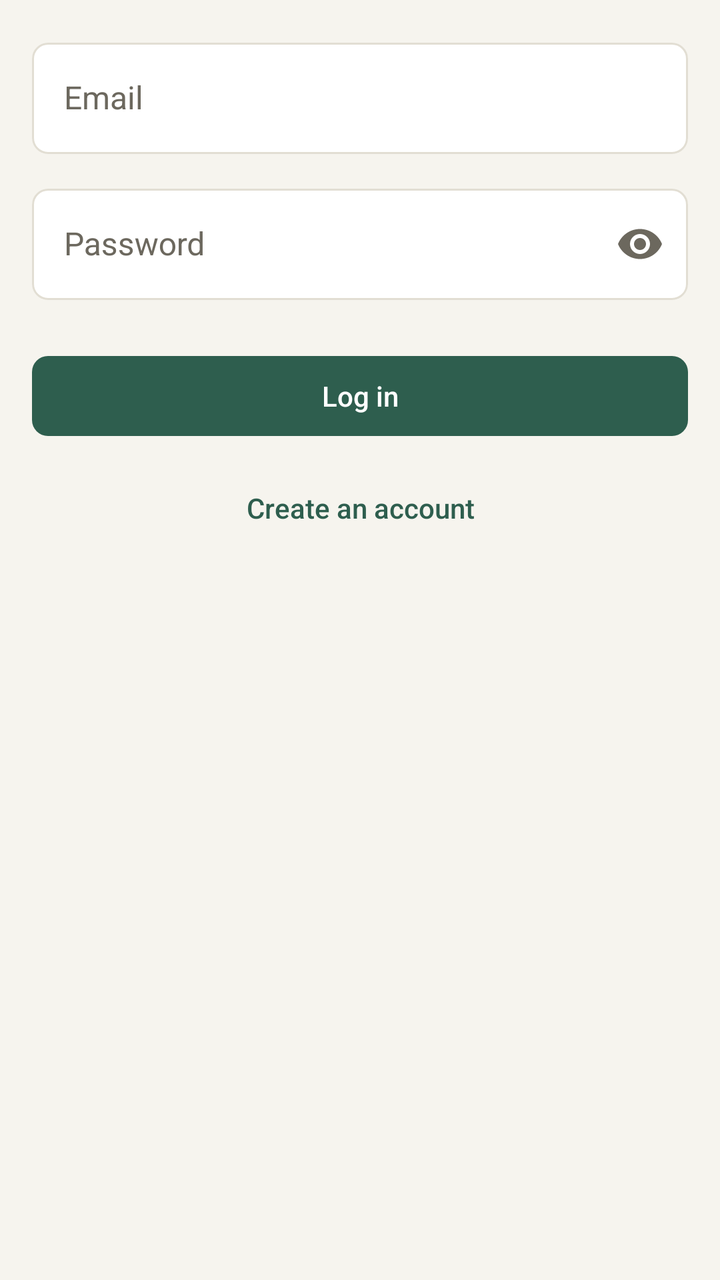
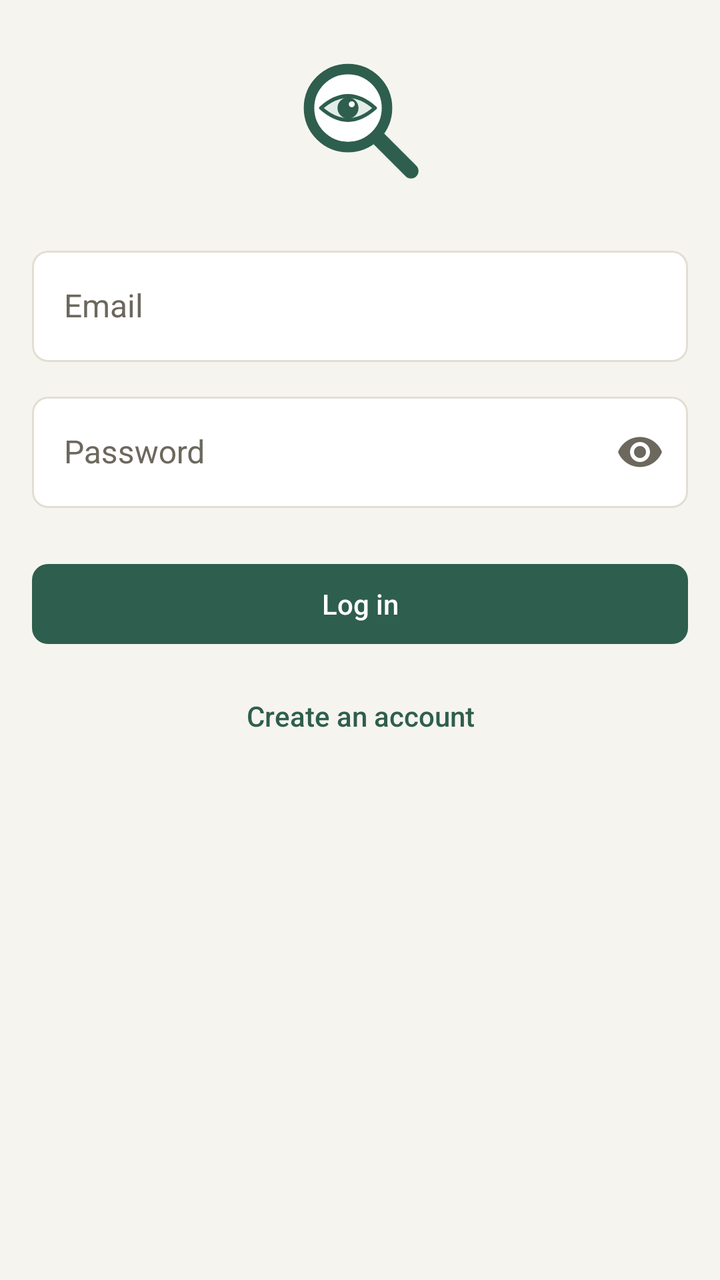

Before-and-after screenshots of an Android layout around one commit, followed by the original layout XML and the change that was made.
<!-- AndroidManifest.xml: application theme Theme.CampusFind -->
<!-- res/layout/fragment_login.xml -->
<?xml version="1.0" encoding="utf-8"?>
<ScrollView xmlns:android="http://schemas.android.com/apk/res/android"
    xmlns:app="http://schemas.android.com/apk/res-auto"
    android:layout_width="match_parent"
    android:layout_height="match_parent"
    android:background="@color/background"
    android:fillViewport="true">

    <LinearLayout
        android:layout_width="match_parent"
        android:layout_height="wrap_content"
        android:orientation="vertical"
        android:padding="@dimen/screen_margin">

        
        <LinearLayout
            android:id="@+id/verifyNotice"
            style="@style/Widget.CampusFind.Row"
            android:layout_width="match_parent"
            android:layout_height="wrap_content"
            android:layout_marginBottom="@dimen/space_4"
            android:orientation="vertical"
            android:visibility="gone">

            <TextView
                android:id="@+id/verifyNoticeText"
                android:layout_width="match_parent"
                android:layout_height="wrap_content"
                android:text="@string/verify_notice"
                android:textAppearance="@style/TextAppearance.CampusFind.Body" />

            <TextView
                android:id="@+id/verifyEmail"
                android:layout_width="match_parent"
                android:layout_height="wrap_content"
                android:layout_marginTop="@dimen/space_1"
                android:textAppearance="@style/TextAppearance.CampusFind.Small" />

            <com.google.android.material.button.MaterialButton
                android:id="@+id/iHaveVerifiedButton"
                style="@style/Widget.CampusFind.Button.Outlined"
                android:layout_width="match_parent"
                android:layout_height="wrap_content"
                android:layout_marginTop="@dimen/space_3"
                android:text="@string/action_i_have_verified" />

            <LinearLayout
                android:layout_width="match_parent"
                android:layout_height="wrap_content"
                android:orientation="horizontal">

                <com.google.android.material.button.MaterialButton
                    android:id="@+id/resendButton"
                    style="@style/Widget.CampusFind.Button.Text"
                    android:layout_width="0dp"
                    android:layout_height="wrap_content"
                    android:layout_weight="1"
                    android:text="@string/action_resend_email" />

                <com.google.android.material.button.MaterialButton
                    android:id="@+id/useAnotherAccountButton"
                    style="@style/Widget.CampusFind.Button.Text"
                    android:layout_width="0dp"
                    android:layout_height="wrap_content"
                    android:layout_weight="1"
                    android:text="@string/action_use_another_account" />
            </LinearLayout>
        </LinearLayout>

        <com.google.android.material.textfield.TextInputLayout
            android:id="@+id/emailLayout"
            android:layout_width="match_parent"
            android:layout_height="wrap_content"
            android:hint="@string/field_email">

            <com.google.android.material.textfield.TextInputEditText
                android:id="@+id/emailInput"
                android:layout_width="match_parent"
                android:layout_height="wrap_content"
                android:autofillHints="emailAddress"
                android:imeOptions="actionNext"
                android:inputType="textEmailAddress"
                android:textAppearance="@style/TextAppearance.CampusFind.Large" />
        </com.google.android.material.textfield.TextInputLayout>

        <com.google.android.material.textfield.TextInputLayout
            android:id="@+id/passwordLayout"
            android:layout_width="match_parent"
            android:layout_height="wrap_content"
            android:layout_marginTop="@dimen/space_3"
            android:hint="@string/field_password"
            app:endIconMode="password_toggle">

            <com.google.android.material.textfield.TextInputEditText
                android:id="@+id/passwordInput"
                android:layout_width="match_parent"
                android:layout_height="wrap_content"
                android:autofillHints="password"
                android:imeOptions="actionDone"
                android:inputType="textPassword"
                android:textAppearance="@style/TextAppearance.CampusFind.Large" />
        </com.google.android.material.textfield.TextInputLayout>

        <com.google.android.material.button.MaterialButton
            android:id="@+id/logInButton"
            android:layout_width="match_parent"
            android:layout_height="wrap_content"
            android:layout_marginTop="@dimen/space_6"
            android:text="@string/action_log_in" />

        <com.google.android.material.button.MaterialButton
            android:id="@+id/goToRegisterButton"
            style="@style/Widget.CampusFind.Button.Text"
            android:layout_width="match_parent"
            android:layout_height="wrap_content"
            android:layout_marginTop="@dimen/space_2"
            android:text="@string/action_go_to_register" />

        <com.google.android.material.progressindicator.LinearProgressIndicator
            android:id="@+id/progress"
            android:layout_width="match_parent"
            android:layout_height="wrap_content"
            android:layout_marginTop="@dimen/space_4"
            android:indeterminate="true"
            android:visibility="invisible" />
    </LinearLayout>
</ScrollView>
<!-- resources referenced by this layout -->
<resources>
  <color name="background">#F6F4EE</color>
  <dimen name="screen_margin">16dp</dimen>
  <dimen name="space_1">4dp</dimen>
  <dimen name="space_2">8dp</dimen>
  <dimen name="space_3">12dp</dimen>
  <dimen name="space_4">16dp</dimen>
  <dimen name="space_6">24dp</dimen>
  <string name="action_go_to_register">Create an account</string>
  <string name="action_i_have_verified">I have verified</string>
  <string name="action_log_in">Log in</string>
  <string name="action_resend_email">Resend email</string>
  <string name="action_use_another_account">Use another account</string>
  <string name="field_email">Email</string>
  <string name="field_password">Password</string>
  <string name="verify_notice">Verify your email before you post or claim. Check your inbox and junk folder.</string>
  <style name="TextAppearance.CampusFind.Body">
          <item name="android:textSize">@dimen/text_body</item>
      </style>
  <style name="TextAppearance.CampusFind.Large">
          <item name="android:textSize">@dimen/text_large</item>
      </style>
  <style name="TextAppearance.CampusFind.Small">
          <item name="android:textSize">@dimen/text_small</item>
          <item name="android:textColor">@color/text_muted</item>
      </style>
  <dimen name="text_body">14sp</dimen>
  <dimen name="text_large">16sp</dimen>
  <dimen name="text_small">12sp</dimen>
  <color name="text_muted">#6C685E</color>
  <style name="ShapeAppearance.CampusFind.Control" parent="">
          <item name="cornerFamily">rounded</item>
          <item name="cornerSize">@dimen/radius_control</item>
      </style>
  <style name="TextAppearance.CampusFind.Body.Medium">
          <item name="android:fontFamily">sans-serif-medium</item>
          <item name="fontFamily">sans-serif-medium</item>
      </style>
  <color name="accent">#2E5E4E</color>
  <color name="border">#E2DED3</color>
  <dimen name="border_width">1dp</dimen>
  <dimen name="touch_target">48dp</dimen>
  <color name="on_accent">#FFFFFF</color>
  <color name="accent_tint">#E4EDE8</color>
  <color name="chip_error_text">#7A2E26</color>
  <color name="surface">#FFFFFF</color>
  <color name="chip_error_bg">#F1DEDA</color>
  <color name="text">#1F1E1A</color>
  <dimen name="radius_control">8dp</dimen>
  <dimen name="radius_row">10dp</dimen>
  <dimen name="text_title">20sp</dimen>
  <!-- unchanged entries left out for length: 14 -->
</resources>

<!-- the commit's change to res/layout/fragment_login.xml (unified diff, before → after) -->
@@ -11,6 +11,15 @@
         android:layout_height="wrap_content"
         android:orientation="vertical"
         android:padding="@dimen/screen_margin">
+
+        <ImageView
+            android:layout_width="@dimen/logo_size_small"
+            android:layout_height="@dimen/logo_size_small"
+            android:layout_gravity="center_horizontal"
+            android:layout_marginTop="@dimen/space_2"
+            android:layout_marginBottom="@dimen/space_6"
+            android:contentDescription="@string/cd_logo"
+            android:src="@drawable/ic_logo" />
 
         
         <LinearLayout
<!-- resource entries referenced after the edit -->
@@ -1,17 +1,66 @@
 <!-- resources referenced by this layout -->
 <resources>
   <color name="background">#F6F4EE</color>
+  <dimen name="logo_size_small">72dp</dimen>
   <dimen name="screen_margin">16dp</dimen>
   <dimen name="space_1">4dp</dimen>
   <dimen name="space_2">8dp</dimen>
   <dimen name="space_3">12dp</dimen>
   <dimen name="space_4">16dp</dimen>
   <dimen name="space_6">24dp</dimen>
+  <!-- drawable ic_logo (drawable) -->
+  <?xml version="1.0" encoding="utf-8"?>
+  <vector xmlns:android="http://schemas.android.com/apk/res/android"
+      android:width="96dp"
+      android:height="96dp"
+      android:viewportWidth="96"
+      android:viewportHeight="96">
+  
+      
+      <path
+          android:pathData="M60,60 L82,82"
+          android:strokeWidth="10"
+          android:strokeColor="@color/accent"
+          android:strokeLineCap="round" />
+  
+      
+      <path
+          android:fillColor="@color/surface"
+          android:pathData="M14,40 a26,26 0 1,0 52,0 a26,26 0 1,0 -52,0 Z" />
+  
+      <group
+          android:name="eye"
+          android:pivotX="40"
+          android:pivotY="40">
+          
+          <path
+              android:fillColor="@color/accent_tint"
+              android:pathData="M22,40 Q40,24 58,40 Q40,56 22,40 Z"
+              android:strokeWidth="2.5"
+              android:strokeColor="@color/accent"
+              android:strokeLineJoin="round" />
+          <group android:name="pupil">
+              <path
+                  android:fillColor="@color/accent"
+                  android:pathData="M33,40 a7,7 0 1,0 14,0 a7,7 0 1,0 -14,0 Z" />
+              <path
+                  android:fillColor="@color/surface"
+                  android:pathData="M40.5,37.5 a2,2 0 1,0 4,0 a2,2 0 1,0 -4,0 Z" />
+          </group>
+      </group>
+  
+      
+      <path
+          android:pathData="M14,40 a26,26 0 1,0 52,0 a26,26 0 1,0 -52,0 Z"
+          android:strokeWidth="7"
+          android:strokeColor="@color/accent" />
+  </vector>
   <string name="action_go_to_register">Create an account</string>
   <string name="action_i_have_verified">I have verified</string>
   <string name="action_log_in">Log in</string>
   <string name="action_resend_email">Resend email</string>
   <string name="action_use_another_account">Use another account</string>
+  <string name="cd_logo">Campus Find logo, a magnifying glass with an eye</string>
   <string name="field_email">Email</string>
   <string name="field_password">Password</string>
   <string name="verify_notice">Verify your email before you post or claim. Check your inbox and junk folder.</string>
